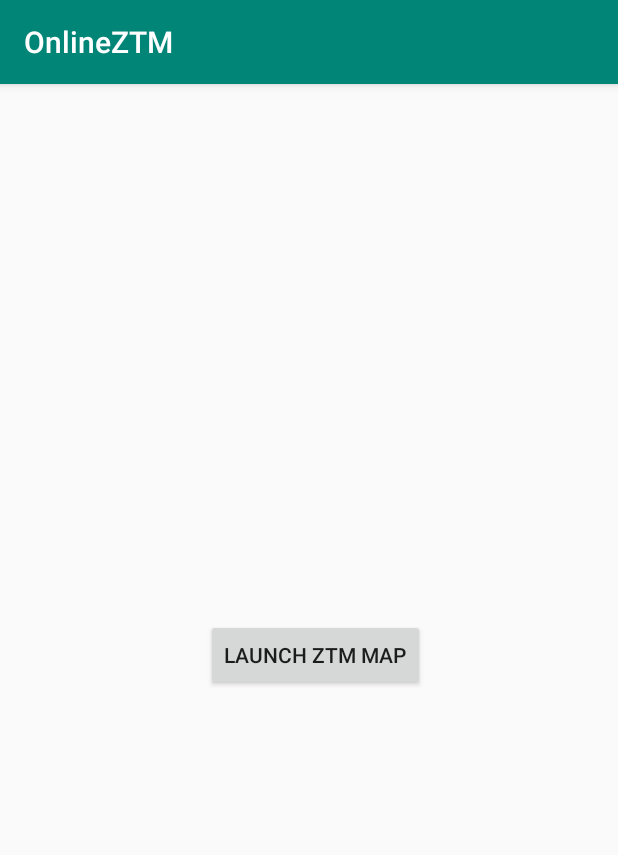
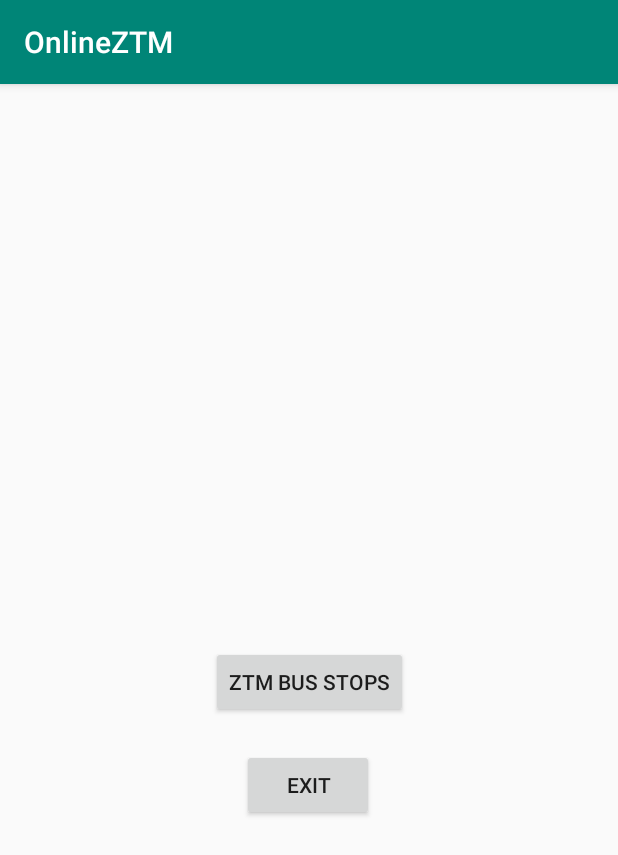
Before and after one commit to jsarnowski96/onlineZTM, an Android app: the screen it shows after launch (MainActivity), on a phone screen of 412 x 824 dp. Shown: the top 855 px of the screen. Run offline under Robolectric (Android 15) with nearby library versions, the phone set to English and light mode, and no system bars.

```diff
--- a/app/src/main/java/com/example/onlineztm/MainActivity.java
+++ b/app/src/main/java/com/example/onlineztm/MainActivity.java
@@ -12,6 +12,7 @@ import androidx.appcompat.app.AppCompatActivity;
 public class MainActivity extends AppCompatActivity {
 
     Button mapActivityButton;
+    Button exitButton;
 
     @Override
     protected void onCreate(Bundle savedInstanceState) {
@@ -25,6 +26,14 @@ public class MainActivity extends AppCompatActivity {
                 launchMapActivity();
             }
         });
+
+        exitButton = findViewById(R.id.exitButton);
+        exitButton.setOnClickListener(new View.OnClickListener() {
+            @Override
+            public void onClick(View v) {
+                finish();
+            }
+        });
     }
 
     private void launchMapActivity() {
--- a/app/src/main/java/com/example/onlineztm/MapsActivity.java
+++ b/app/src/main/java/com/example/onlineztm/MapsActivity.java
@@ -97,7 +97,7 @@ public class MapsActivity extends FragmentActivity implements OnMapReadyCallback
 
         for(int i = 0; i < stops.length(); i++) {
             LatLng location = new LatLng(busStops.stops[i].stopLat, busStops.stops[i].stopLon);
-            mMap.addMarker(new MarkerOptions().position(location).title(busStops.stops[i].stopName + busStops.stops[i].stopCode));
+            mMap.addMarker(new MarkerOptions().position(location).title(busStops.stops[i].stopName + " " + busStops.stops[i].stopCode));
         }
     }
 
--- a/app/src/main/res/layout/activity_main.xml
+++ b/app/src/main/res/layout/activity_main.xml
@@ -10,15 +10,29 @@
         android:id="@+id/mapActivityButton"
         android:layout_width="wrap_content"
         android:layout_height="wrap_content"
-        android:layout_marginStart="166dp"
-        android:layout_marginLeft="166dp"
+        android:layout_marginStart="161dp"
+        android:layout_marginLeft="161dp"
         android:layout_marginTop="338dp"
-        android:layout_marginEnd="157dp"
-        android:layout_marginRight="157dp"
+        android:layout_marginEnd="161dp"
+        android:layout_marginRight="161dp"
         android:layout_marginBottom="345dp"
-        android:text="Launch ZTM Map"
+        android:text="ZTM Bus Stops"
         app:layout_constraintBottom_toBottomOf="parent"
         app:layout_constraintEnd_toEndOf="parent"
         app:layout_constraintStart_toStartOf="parent"
-        app:layout_constraintTop_toTopOf="parent" />
+        app:layout_constraintTop_toTopOf="parent"
+        app:layout_constraintVertical_bias="1.0" />
+
+    <Button
+        android:id="@+id/exitButton"
+        android:layout_width="wrap_content"
+        android:layout_height="wrap_content"
+        android:text="Exit"
+        app:layout_constraintBottom_toBottomOf="parent"
+        app:layout_constraintEnd_toEndOf="parent"
+        app:layout_constraintHorizontal_bias="0.498"
+        app:layout_constraintStart_toStartOf="parent"
+        app:layout_constraintTop_toBottomOf="@+id/mapActivityButton"
+        app:layout_constraintVertical_bias="0.07" />
+
 </androidx.constraintlayout.widget.ConstraintLayout>
```
